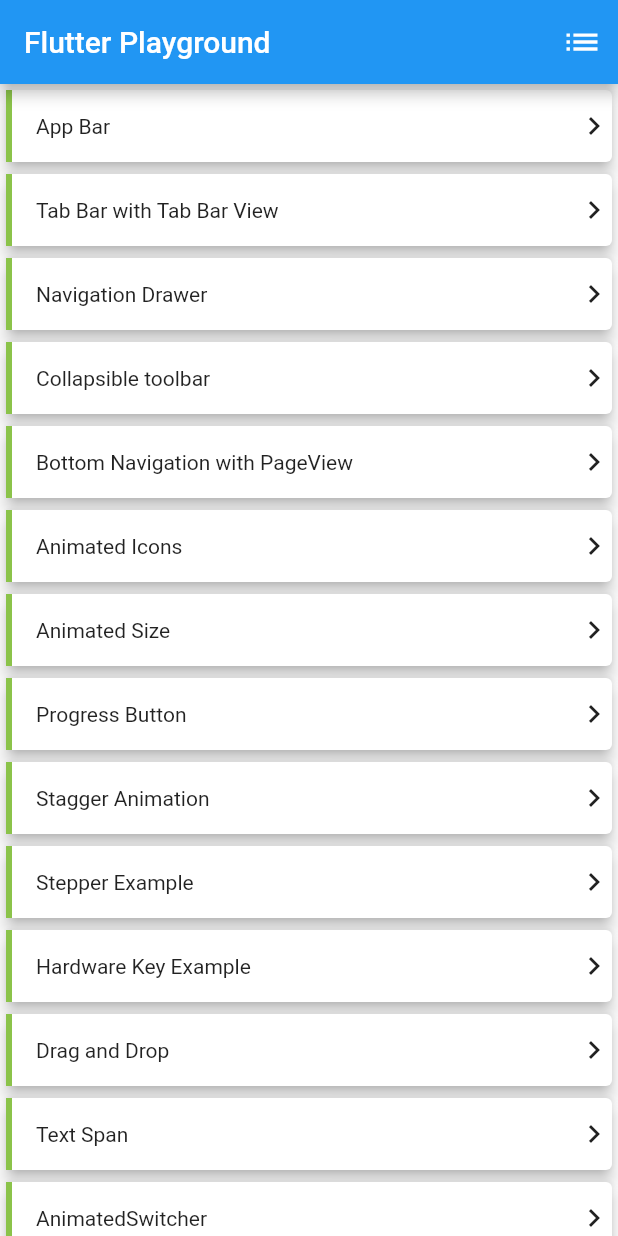
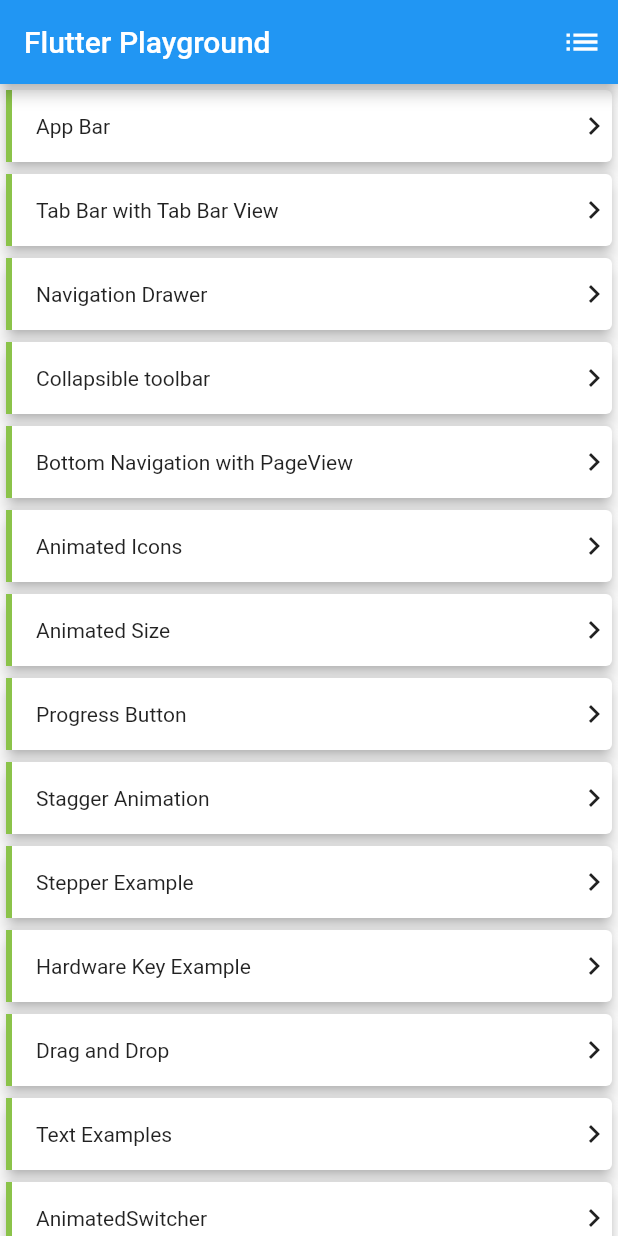
Before and after one commit to ibhavikmakwana/FlutterPlayground, a Flutter app: the screen it shows after launch, on a phone screen of 412 x 824 dp. Run offline on Flutter 3.47's test engine with Material 2 defaults, Android fonts, the phone set to English and light mode, and no system bars; Roboto replaces fonts that are missing (Roboto-Regular.ttf).

Commit message:
- Added more text examples - Added Text Underline

```diff
--- a/lib/main.dart
+++ b/lib/main.dart
@@ -14,7 +14,9 @@ import 'package:flutter_examples/ui/progressbutton/ProgressButton.dart';
 import 'package:flutter_examples/ui/staggeredanimation/StaggerDemo.dart';
 import 'package:flutter_examples/ui/stepper/StepperExample.dart';
 import 'package:flutter_examples/ui/tabbar/TabBarExample.dart';
-import 'package:flutter_examples/ui/textspan/TextSpan.dart';
+import 'package:flutter_examples/ui/text/TextExamples.dart';
+import 'package:flutter_examples/ui/text/TextSpan.dart';
+import 'package:flutter_examples/ui/text/TextUnderline.dart';
 import 'package:flutter_examples/utils/Strings.dart';
 
 void main() => runApp(new MyApp());
@@ -55,11 +57,15 @@ class MyApp extends StatelessWidget {
               RawKeyboardDemo(title: Strings.hardwareKeyExampleTitle),
           Strings.dragDropExampleRoute: (BuildContext context) =>
               DragAndDropExample(title: Strings.dragDropExampleTitle),
-          Strings.textSpanExampleRoute: (BuildContext context) =>
-              TextSpanExample(title: Strings.textSpanExampleTitle),
           Strings.animatedSwitcherExampleRoute: (BuildContext context) =>
               AnimatedSwitcherExample(
                   title: Strings.animatedSwitcherExampleTitle),
+          Strings.textExampleExampleRoute: (BuildContext context) =>
+              TextExamples(title: Strings.textExampleExampleTitle),
+          Strings.textSpanExampleRoute: (BuildContext context) =>
+              TextSpanExample(title: Strings.textSpanExampleTitle),
+          Strings.textUnderlineExampleRoute: (BuildContext context) =>
+              TextUnderline(title: Strings.textUnderlineExampleTitle),
         });
   }
 }
@@ -169,6 +175,6 @@ final List<ExampleNames> names = <ExampleNames>[
   new ExampleNames(Strings.stepperExampleTitle),
   new ExampleNames(Strings.hardwareKeyExampleTitle),
   new ExampleNames(Strings.dragDropExampleTitle),
-  new ExampleNames(Strings.textSpanExampleTitle),
+  new ExampleNames(Strings.textExampleExampleTitle),
   new ExampleNames(Strings.animatedSwitcherExampleTitle),
 ];
--- a/lib/utils/Strings.dart
+++ b/lib/utils/Strings.dart
@@ -24,8 +24,13 @@ class Strings {
   static const String stepperExampleRoute = "/Stepper Example";
   static const String hardwareKeyExampleRoute = "/Hardware Key Example";
   static const String dragDropExampleRoute = "/Drag and Drop";
+  static const String animatedSwitcherExampleRoute = "/AnimatedSwitcher";
+  static const String textExampleExampleRoute = "/Text Examples";
+
+
+  //Text specific routes
   static const String textSpanExampleRoute = "/Text Span";
-  static const String animatedSwitcherExampleRoute = "/AnimatedSwitcher";
+  static const String textUnderlineExampleRoute = "/Text Underline";
 
   ///Strings
   //Titles
@@ -42,6 +47,10 @@ class Strings {
   static const String stepperExampleTitle = "Stepper Example";
   static const String hardwareKeyExampleTitle = "Hardware Key Example";
   static const String dragDropExampleTitle = "Drag and Drop";
+  static const String animatedSwitcherExampleTitle = "AnimatedSwitcher";
+  static const String textExampleExampleTitle = "Text Examples";
+
+  //Text specific
   static const String textSpanExampleTitle = "Text Span";
-  static const String animatedSwitcherExampleTitle = "AnimatedSwitcher";
+  static const String textUnderlineExampleTitle = "Text Underline";
 }
```
Also changed, not shown: lib/ui/text/TextExamples.dart (added, +55 -0 lines), lib/ui/text/TextSpan.dart (renamed from lib/ui/textspan/TextSpan.dart, +2 -13 lines), lib/ui/text/TextUnderline.dart (added, +46 -0 lines).
